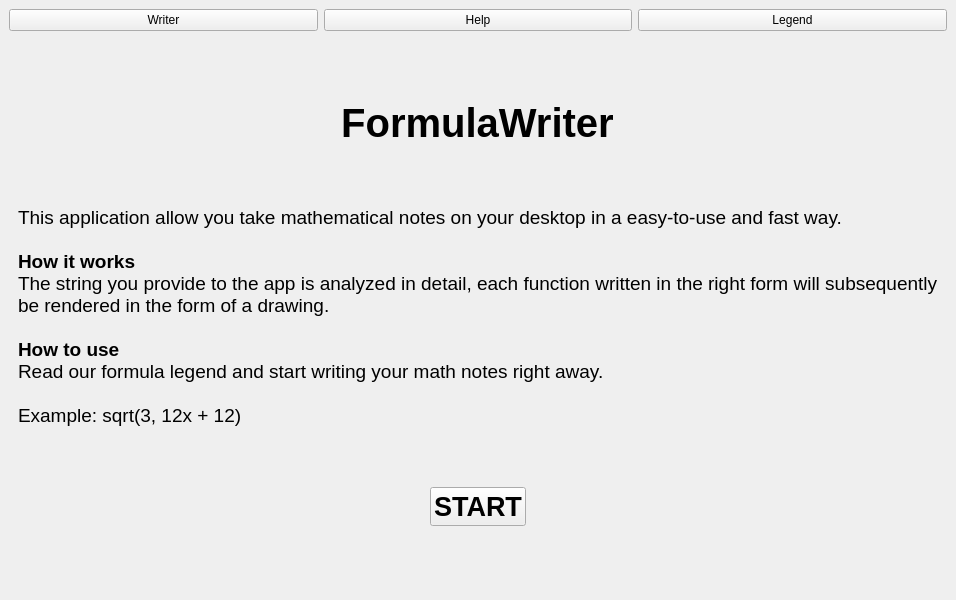
This is mainwindow.ui in giuseppe-aiello/formulaViewer as Qt 5 draws it before an edit. The edited form follows.
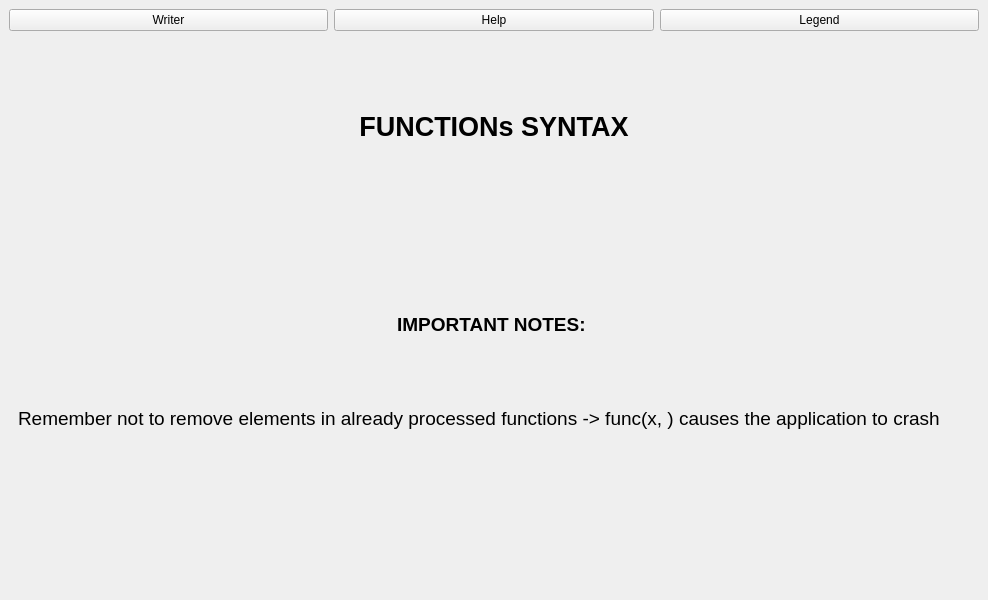
This is the edited form. The open tabs and pages were chosen to show the change.

```diff
--- a/mainwindow.ui
+++ b/mainwindow.ui
@@ -6,7 +6,7 @@
    <rect>
     <x>0</x>
     <y>0</y>
-    <width>800</width>
+    <width>988</width>
     <height>600</height>
    </rect>
   </property>
@@ -80,7 +80,7 @@
 </string>
           </property>
           <property name="text">
-           <string>FormulaWriter</string>
+           <string>FormulaViewer</string>
           </property>
           <property name="alignment">
            <set>Qt::AlignCenter</set>
@@ -104,7 +104,7 @@
            <string>This application allow you take mathematical notes on your desktop in a easy-to-use and fast way. &lt;br&gt;&lt;br&gt;
 &lt;b&gt; How it works &lt;/b&gt; &lt;br&gt; 
 The string you provide to the app is analyzed in detail, each function written in the right form will subsequently &lt;br&gt;
-be rendered in the form of a drawing.&lt;br&gt;&lt;br&gt;
+be rendered in the form of a drawing. More info on &lt;a href=&quot;https://github.com/giuseppe-aiello/formulaViewer&quot;&gt;Github&lt;/a&gt; .&lt;br&gt;&lt;br&gt;
 &lt;b&gt; How to use &lt;/b&gt; &lt;br&gt; 
 Read our formula legend and start writing your math notes right away. &lt;br&gt; &lt;br&gt;
 Example: sqrt(3, 12x + 12)</string>
@@ -135,6 +135,106 @@
         </item>
        </layout>
       </widget>
+      <widget class="QWidget" name="legendPage">
+       <layout class="QVBoxLayout" name="verticalLayout_3">
+        <item>
+         <widget class="QLabel" name="label_2">
+          <property name="sizePolicy">
+           <sizepolicy hsizetype="Preferred" vsizetype="Fixed">
+            <horstretch>0</horstretch>
+            <verstretch>0</verstretch>
+           </sizepolicy>
+          </property>
+          <property name="font">
+           <font>
+            <pointsize>20</pointsize>
+            <bold>true</bold>
+           </font>
+          </property>
+          <property name="text">
+           <string>FUNCTIONs SYNTAX</string>
+          </property>
+          <property name="alignment">
+           <set>Qt::AlignCenter</set>
+          </property>
+          <property name="wordWrap">
+           <bool>false</bool>
+          </property>
+         </widget>
+        </item>
+        <item>
+         <widget class="QLabel" name="label">
+          <property name="sizePolicy">
+           <sizepolicy hsizetype="Preferred" vsizetype="Fixed">
+            <horstretch>0</horstretch>
+            <verstretch>0</verstretch>
+           </sizepolicy>
+          </property>
+          <property name="styleSheet">
+           <string notr="true">font: italic;
+font-size: 25px;
+</string>
+          </property>
+          <property name="text">
+           <string/>
+          </property>
+         </widget>
+        </item>
+        <item>
+         <widget class="QLabel" name="label_5">
+          <property name="sizePolicy">
+           <sizepolicy hsizetype="Preferred" vsizetype="Fixed">
+            <horstretch>0</horstretch>
+            <verstretch>0</verstretch>
+           </sizepolicy>
+          </property>
+          <property name="font">
+           <font>
+            <pointsize>14</pointsize>
+            <bold>true</bold>
+           </font>
+          </property>
+          <property name="text">
+           <string>IMPORTANT NOTES: </string>
+          </property>
+          <property name="alignment">
+           <set>Qt::AlignCenter</set>
+          </property>
+         </widget>
+        </item>
+        <item>
+         <widget class="QLabel" name="label_3">
+          <property name="sizePolicy">
+           <sizepolicy hsizetype="Preferred" vsizetype="Fixed">
+            <horstretch>0</horstretch>
+            <verstretch>0</verstretch>
+           </sizepolicy>
+          </property>
+          <property name="font">
+           <font>
+            <pointsize>14</pointsize>
+           </font>
+          </property>
+          <property name="text">
+           <string>Remember not to remove elements in already processed functions -&gt; func(x, ) causes the application to crash</string>
+          </property>
+         </widget>
+        </item>
+        <item>
+         <widget class="QLabel" name="label_4">
+          <property name="sizePolicy">
+           <sizepolicy hsizetype="Preferred" vsizetype="Fixed">
+            <horstretch>0</horstretch>
+            <verstretch>0</verstretch>
+           </sizepolicy>
+          </property>
+          <property name="text">
+           <string/>
+          </property>
+         </widget>
+        </item>
+       </layout>
+      </widget>
      </widget>
     </item>
    </layout>
```
Left out of the diff: 3 changed lines with no effect on the pictures.
